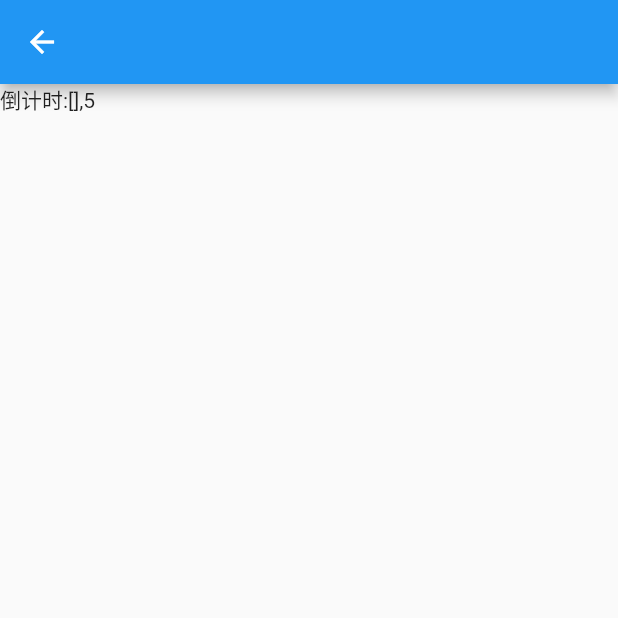
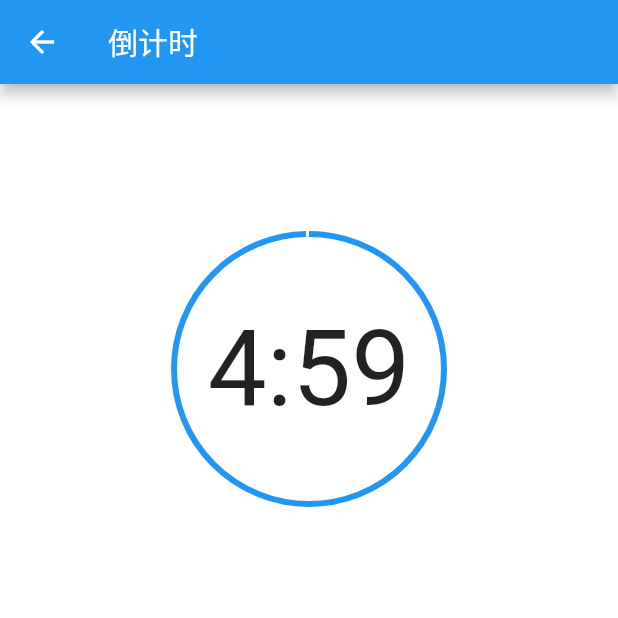
Before and after one commit to wutongsuimeng/flow_todo, a Flutter app: the TomatoPage screen opened directly, after a tap on "启动", on a phone screen of 412 x 824 dp, the top half of it. Run offline on Flutter 3.47's test engine with Material 2 defaults, Android fonts, the phone set to English and light mode, and no system bars; our stand-ins replace sqflite, table_calendar; missing offline and left inert: flutter_picker; accounts and stored records are empty.

Commit message:
add 番茄钟

```diff
--- a/lib/tomato.dart
+++ b/lib/tomato.dart
@@ -1,4 +1,7 @@
+import 'dart:async';
 import 'dart:convert';
+import 'dart:math';
+import 'dart:ui';
 
 import 'package:flow_todo/dao/todoDao.dart';
 import 'package:flow_todo/route.dart';
@@ -56,7 +59,7 @@ class _TomatoPageState extends State<TomatoPage> {
           children: <Widget>[
             Row(
               children: [
-                Text("执行任务:"),
+                Text("执行任务："),
                 MaterialButton(
                   color: Colors.blue,
                   onPressed: () {
@@ -79,7 +82,7 @@ class _TomatoPageState extends State<TomatoPage> {
             ),
             Row(
               children: [
-                Text("开始时间:"),
+                Text("开始时间："),
                 MaterialButton(
                   color: Colors.red,
                   onPressed: () {
@@ -104,10 +107,11 @@ class _TomatoPageState extends State<TomatoPage> {
                     textTheme: ButtonTextTheme.normal,
                     onPressed: () {
                       print("启动");
-                      Navigator.push(context,PopRoute(child: _TomatoDoPageStateWidget(
-                        todos: picks,
-                        time: selectTime,
-                      )));
+                      Navigator.push(
+                          context,
+                          PopRoute(
+                              child: _TomatoDoPageStateWidget(
+                                  todos: picks, time: selectTime)));
                     })
               ],
             ),
@@ -118,24 +122,101 @@ class _TomatoPageState extends State<TomatoPage> {
   }
 }
 
-class _TomatoDoPageStateWidget extends StatelessWidget{
+class _TomatoDoPageStateWidget extends StatefulWidget {
   //选择的任务
   List<int> todos = [];
 
   //选择的时间
-  int time =5;
+  int time = 5;
 
-  _TomatoDoPageStateWidget({required this.todos,required this.time});
+  _TomatoDoPageStateWidget({required this.todos, required this.time});
+
+  @override
+  State<StatefulWidget> createState() {
+    return _TomatoDoPageState(todos, time);
+  }
+}
+
+class _TomatoDoPageState extends State<_TomatoDoPageStateWidget> {
+  ///声明变量
+  late Timer _timer;
+
+  ///记录当前的时间
+  late int time;
+  List<int> todos;
+  int totalTime;
+
+  _TomatoDoPageState(this.todos, this.totalTime);
+
+  @override
+  void initState() {
+    super.initState();
+    time = totalTime * 60;
+
+    ///循环执行
+    ///间隔1秒
+    _timer = Timer.periodic(Duration(seconds: 1), (timer) {
+      setState(() {
+        time--;
+      });
+
+      ///到5秒后停止
+      if (time <= 0) {
+        _timer.cancel();
+      }
+    });
+  }
+
+  @override
+  void dispose() {
+    ///取消计时器
+    _timer.cancel();
+    super.dispose();
+  }
 
   @override
   Widget build(BuildContext context) {
     return Scaffold(
-      appBar: AppBar(),
+      appBar: AppBar(
+        title: Text("倒计时"),
+      ),
+      backgroundColor: Colors.white,
+
+      ///填充布局
       body: Container(
-        child: Text("倒计时:"+todos.toString()+","+time.toString()),
-      ),
+          padding: EdgeInsets.all(100),
+          width: double.infinity,
+          height: double.infinity,
+          alignment: Alignment.center,
+          child: Column(
+            children: [
+              ///层叠布局将进度与文字叠在一起
+              Stack(
+                ///子Widget居中
+                alignment: Alignment.center,
+                children: [
+                  ///圆形进度
+                  Container(
+                    width: 180,
+                    height: 180,
+                    child: CircularProgressIndicator(
+                      ///当前指示的进度
+                      value: time / (totalTime * 60),
+                      strokeWidth: 4,
+                    ),
+                  ),
+
+                  ///显示的文本
+                  Text(
+                    "${time ~/ 60}:${(time % 60).toInt()}",
+                    style: TextStyle(
+                      fontSize: 70,
+                    ),
+                  ),
+                ],
+              )
+            ],
+          )),
     );
   }
-
-
 }
```
